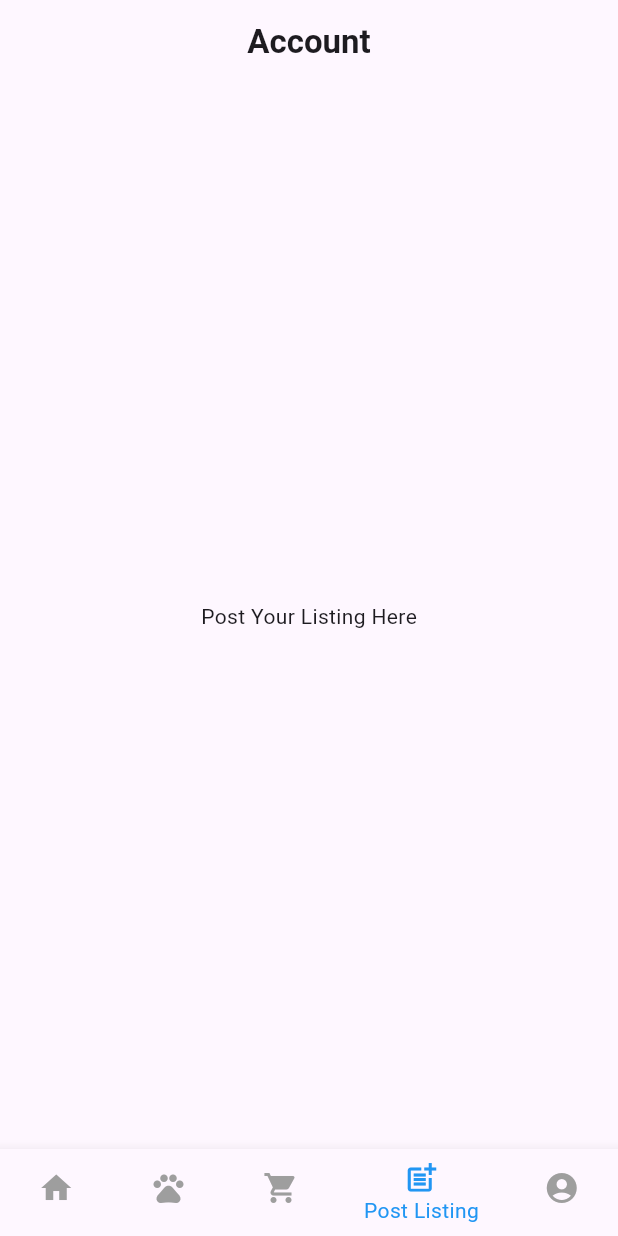
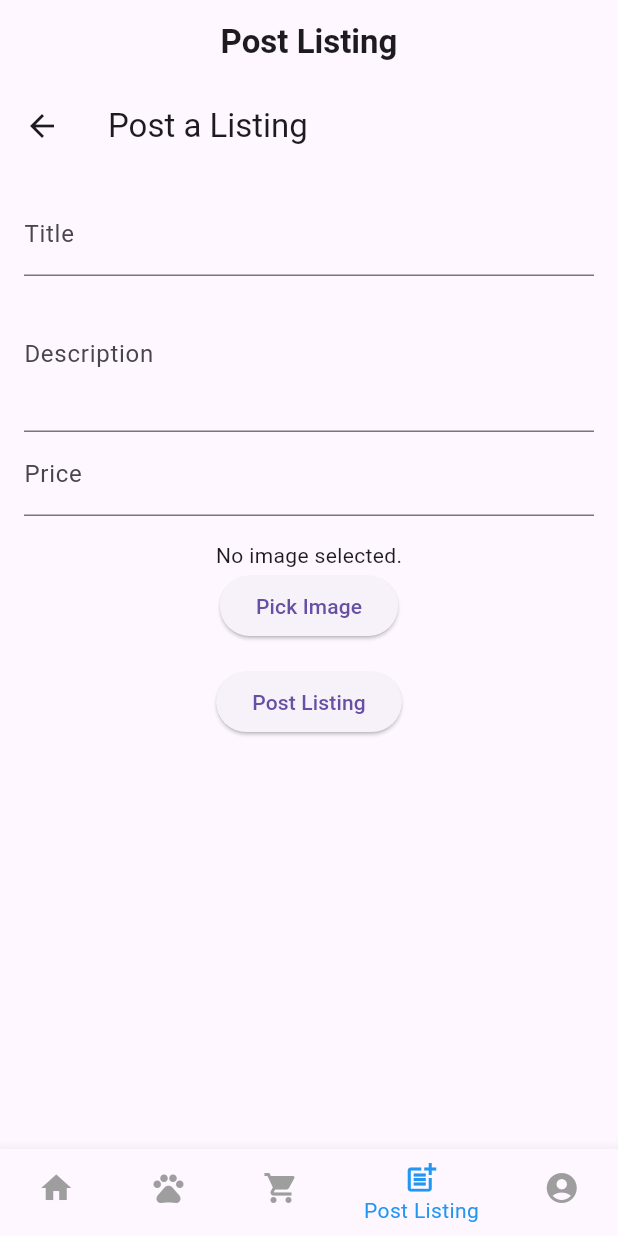
Before and after one commit to Jazo00/mobile_app_ar, a Flutter app: the HomePage screen opened by its route, item 4 of the bottom bar chosen, on a phone screen of 412 x 824 dp. Run offline on Flutter 3.47's test engine with Material 3 defaults, Android fonts, the phone set to English and light mode, and no system bars; our stand-ins replace flutter_svg, google_fonts, image_picker, shared_preferences, supabase_flutter; accounts and stored records are empty.

Commit message:
addded ui and fields and functionality for post_listing_page

```diff
--- a/mobile_app_ar/lib/post_listing_page.dart
+++ b/mobile_app_ar/lib/post_listing_page.dart
@@ -1,12 +1,144 @@
 // File: post_listing_page.dart
 
 import 'package:flutter/material.dart';
+import 'package:supabase_flutter/supabase_flutter.dart';
+import 'package:image_picker/image_picker.dart';
+import 'dart:io';
 
-class PostListingPage extends StatelessWidget {
+class PostListingPage extends StatefulWidget {
+  @override
+  _PostListingPageState createState() => _PostListingPageState();
+}
+
+class _PostListingPageState extends State<PostListingPage> {
+  final SupabaseClient _supabaseClient = Supabase.instance.client;
+  final TextEditingController _titleController = TextEditingController();
+  final TextEditingController _descriptionController = TextEditingController();
+  final TextEditingController _priceController = TextEditingController();
+  File? _image;
+  bool _isLoading = false;
+  String? _error;
+
+  Future<void> _pickImage() async {
+    final pickedFile = await ImagePicker().pickImage(source: ImageSource.gallery);
+    if (pickedFile != null) {
+      setState(() {
+        _image = File(pickedFile.path);
+      });
+    }
+  }
+
+  Future<void> _postListing() async {
+    if (_titleController.text.isEmpty ||
+        _descriptionController.text.isEmpty ||
+        _priceController.text.isEmpty ||
+        _image == null) {
+      setState(() {
+        _error = 'All fields are required, including the image.';
+      });
+      return;
+    }
+
+    setState(() {
+      _isLoading = true;
+      _error = null;
+    });
+
+    try {
+      // Upload image
+      final imageResponse = await _supabaseClient.storage
+          .from('listings')  // Correct bucket name
+          .upload('public/${DateTime.now().millisecondsSinceEpoch}.jpg', _image!);
+
+      if (imageResponse.error != null) {
+        throw imageResponse.error!;
+      }
+
+      final imageUrl = _supabaseClient.storage.from('listings').getPublicUrl(imageResponse.data!).data!;
+
+      // Insert listing
+      final response = await _supabaseClient
+          .from('listing')  // Correct table name
+          .insert({
+            'title': _titleController.text,
+            'description': _descriptionController.text,
+            'price': double.parse(_priceController.text),
+            'image_url': imageUrl,
+          })
+          .execute();
+
+      if (response.error != null) {
+        throw response.error!;
+      }
+
+      // Clear form
+      _titleController.clear();
+      _descriptionController.clear();
+      _priceController.clear();
+      setState(() {
+        _image = null;
+      });
+
+      ScaffoldMessenger.of(context).showSnackBar(SnackBar(content: Text('Listing posted successfully!')));
+    } catch (error) {
+      setState(() {
+        _error = error.toString();
+      });
+    } finally {
+      setState(() {
+        _isLoading = false;
+      });
+    }
+  }
+
   @override
   Widget build(BuildContext context) {
-    return Center(
-      child: Text('Post Your Listing Here'),
+    return Scaffold(
+      appBar: AppBar(
+        title: Text('Post a Listing'),
+      ),
+      body: Padding(
+        padding: const EdgeInsets.all(16.0),
+        child: SingleChildScrollView(
+          child: Column(
+            children: [
+              TextField(
+                controller: _titleController,
+                decoration: InputDecoration(labelText: 'Title'),
+              ),
+              TextField(
+                controller: _descriptionController,
+                decoration: InputDecoration(labelText: 'Description'),
+                maxLines: 3,
+              ),
+              TextField(
+                controller: _priceController,
+                decoration: InputDecoration(labelText: 'Price'),
+                keyboardType: TextInputType.number,
+              ),
+              SizedBox(height: 16),
+              _image == null
+                  ? Text('No image selected.')
+                  : Image.file(_image!, height: 200),
+              ElevatedButton(
+                onPressed: _pickImage,
+                child: Text('Pick Image'),
+              ),
+              SizedBox(height: 16),
+              _isLoading
+                  ? CircularProgressIndicator()
+                  : ElevatedButton(
+                      onPressed: _postListing,
+                      child: Text('Post Listing'),
+                    ),
+              if (_error != null) ...[
+                SizedBox(height: 16),
+                Text('Error: $_error', style: TextStyle(color: Colors.red)),
+              ],
+            ],
+          ),
+        ),
+      ),
     );
   }
 }
```
Also changed, not shown: mobile_app_ar/lib/home_page.dart (+21 -4 lines).
